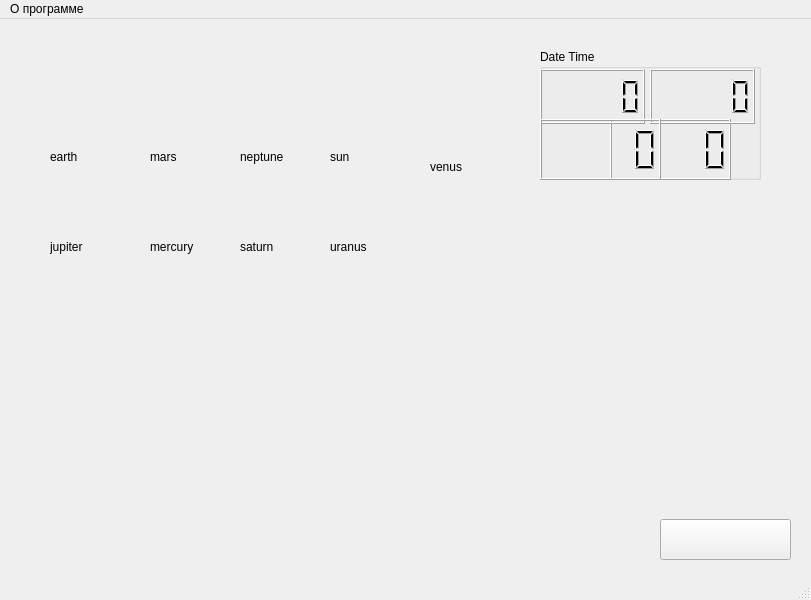
Above: Syzygy/mainwindow.ui from maxpe3447/SyZyGy before the change. Below: the same form after it.
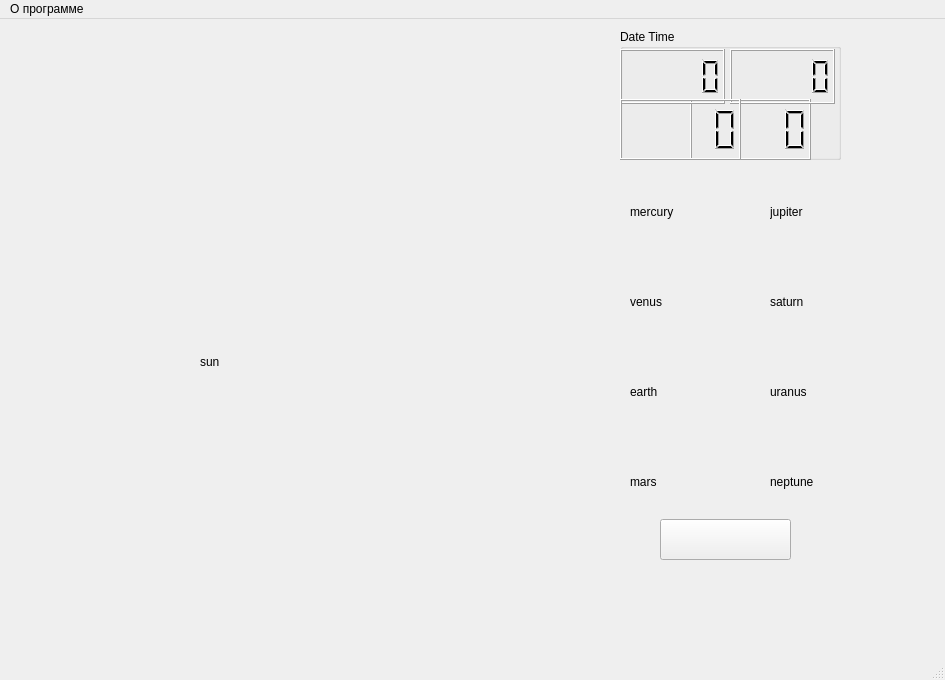
That is the form after the change. Icons and pictures are not drawn.

Diff of the .ui file:
```diff
--- a/Syzygy/mainwindow.ui
+++ b/Syzygy/mainwindow.ui
@@ -6,8 +6,8 @@
    <rect>
     <x>0</x>
     <y>0</y>
-    <width>811</width>
-    <height>600</height>
+    <width>945</width>
+    <height>680</height>
    </rect>
   </property>
   <property name="windowTitle">
@@ -23,10 +23,10 @@
    <widget class="QLabel" name="earth">
     <property name="geometry">
      <rect>
-      <x>50</x>
-      <y>100</y>
-      <width>75</width>
-      <height>75</height>
+      <x>630</x>
+      <y>350</y>
+      <width>45</width>
+      <height>45</height>
      </rect>
     </property>
     <property name="text">
@@ -36,10 +36,10 @@
    <widget class="QLabel" name="jupiter">
     <property name="geometry">
      <rect>
-      <x>50</x>
-      <y>190</y>
-      <width>75</width>
-      <height>75</height>
+      <x>770</x>
+      <y>170</y>
+      <width>45</width>
+      <height>45</height>
      </rect>
     </property>
     <property name="text">
@@ -49,10 +49,10 @@
    <widget class="QLabel" name="mars">
     <property name="geometry">
      <rect>
-      <x>150</x>
-      <y>100</y>
-      <width>75</width>
-      <height>75</height>
+      <x>630</x>
+      <y>440</y>
+      <width>45</width>
+      <height>45</height>
      </rect>
     </property>
     <property name="text">
@@ -62,10 +62,10 @@
    <widget class="QLabel" name="mercury">
     <property name="geometry">
      <rect>
-      <x>150</x>
-      <y>190</y>
-      <width>75</width>
-      <height>75</height>
+      <x>630</x>
+      <y>170</y>
+      <width>45</width>
+      <height>45</height>
      </rect>
     </property>
     <property name="text">
@@ -75,10 +75,10 @@
    <widget class="QLabel" name="neptune">
     <property name="geometry">
      <rect>
-      <x>240</x>
-      <y>100</y>
-      <width>75</width>
-      <height>75</height>
+      <x>770</x>
+      <y>440</y>
+      <width>45</width>
+      <height>45</height>
      </rect>
     </property>
     <property name="text">
@@ -88,10 +88,10 @@
    <widget class="QLabel" name="saturn">
     <property name="geometry">
      <rect>
-      <x>240</x>
-      <y>190</y>
-      <width>75</width>
-      <height>75</height>
+      <x>770</x>
+      <y>260</y>
+      <width>45</width>
+      <height>45</height>
      </rect>
     </property>
     <property name="text">
@@ -101,10 +101,10 @@
    <widget class="QLabel" name="sun">
     <property name="geometry">
      <rect>
-      <x>330</x>
-      <y>100</y>
-      <width>75</width>
-      <height>75</height>
+      <x>200</x>
+      <y>320</y>
+      <width>45</width>
+      <height>45</height>
      </rect>
     </property>
     <property name="text">
@@ -114,10 +114,10 @@
    <widget class="QLabel" name="uranus">
     <property name="geometry">
      <rect>
-      <x>330</x>
-      <y>190</y>
-      <width>75</width>
-      <height>75</height>
+      <x>770</x>
+      <y>350</y>
+      <width>45</width>
+      <height>45</height>
      </rect>
     </property>
     <property name="text">
@@ -127,10 +127,10 @@
    <widget class="QLabel" name="venus">
     <property name="geometry">
      <rect>
-      <x>430</x>
-      <y>110</y>
-      <width>75</width>
-      <height>75</height>
+      <x>630</x>
+      <y>260</y>
+      <width>45</width>
+      <height>45</height>
      </rect>
     </property>
     <property name="text">
@@ -153,8 +153,8 @@
    <widget class="QGroupBox" name="groupBox">
     <property name="geometry">
      <rect>
-      <x>540</x>
-      <y>30</y>
+      <x>620</x>
+      <y>10</y>
       <width>221</width>
       <height>131</height>
      </rect>
@@ -215,8 +215,8 @@
    <widget class="QPushButton" name="pbDisMenu">
     <property name="geometry">
      <rect>
-      <x>830</x>
-      <y>40</y>
+      <x>970</x>
+      <y>70</y>
       <width>161</width>
       <height>61</height>
      </rect>
@@ -236,8 +236,8 @@
    <widget class="QPushButton" name="pbTravelToPlanet">
     <property name="geometry">
      <rect>
-      <x>830</x>
-      <y>130</y>
+      <x>970</x>
+      <y>160</y>
       <width>161</width>
       <height>51</height>
      </rect>
@@ -257,8 +257,8 @@
    <widget class="QPushButton" name="pbSetDate">
     <property name="geometry">
      <rect>
-      <x>830</x>
-      <y>200</y>
+      <x>970</x>
+      <y>230</y>
       <width>161</width>
       <height>51</height>
      </rect>
@@ -273,8 +273,8 @@
    <widget class="QPushButton" name="pb__">
     <property name="geometry">
      <rect>
-      <x>830</x>
-      <y>280</y>
+      <x>970</x>
+      <y>310</y>
       <width>161</width>
       <height>51</height>
      </rect>
@@ -307,7 +307,7 @@
     <rect>
      <x>0</x>
      <y>0</y>
-     <width>811</width>
+     <width>945</width>
      <height>21</height>
     </rect>
    </property>
```
